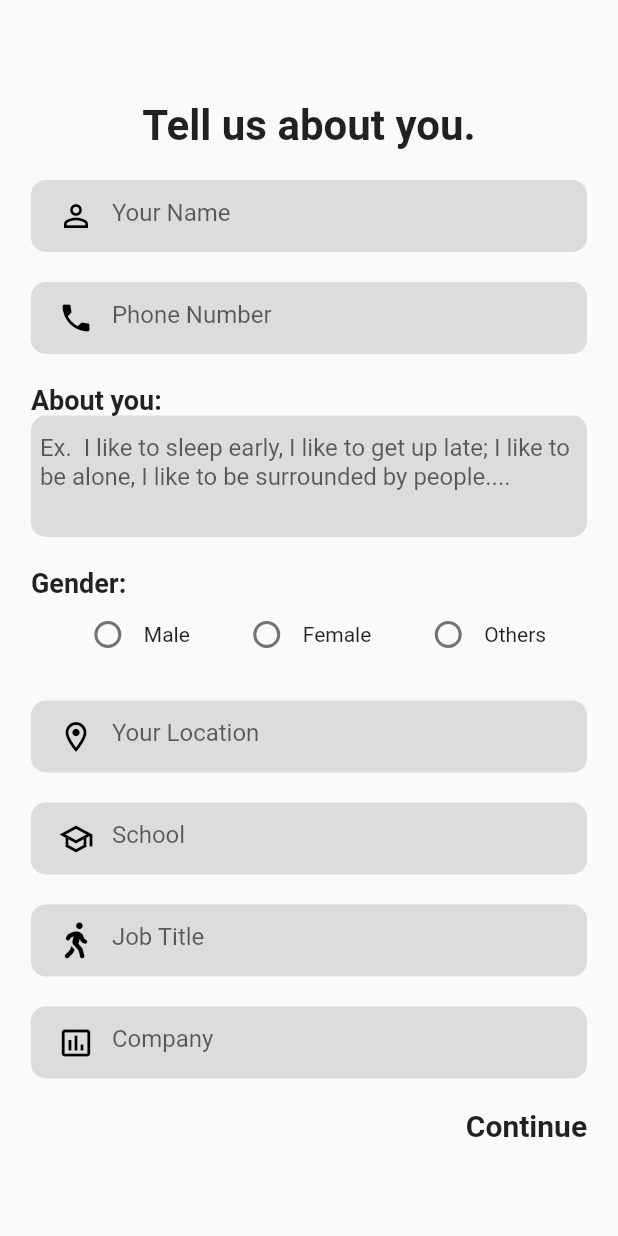
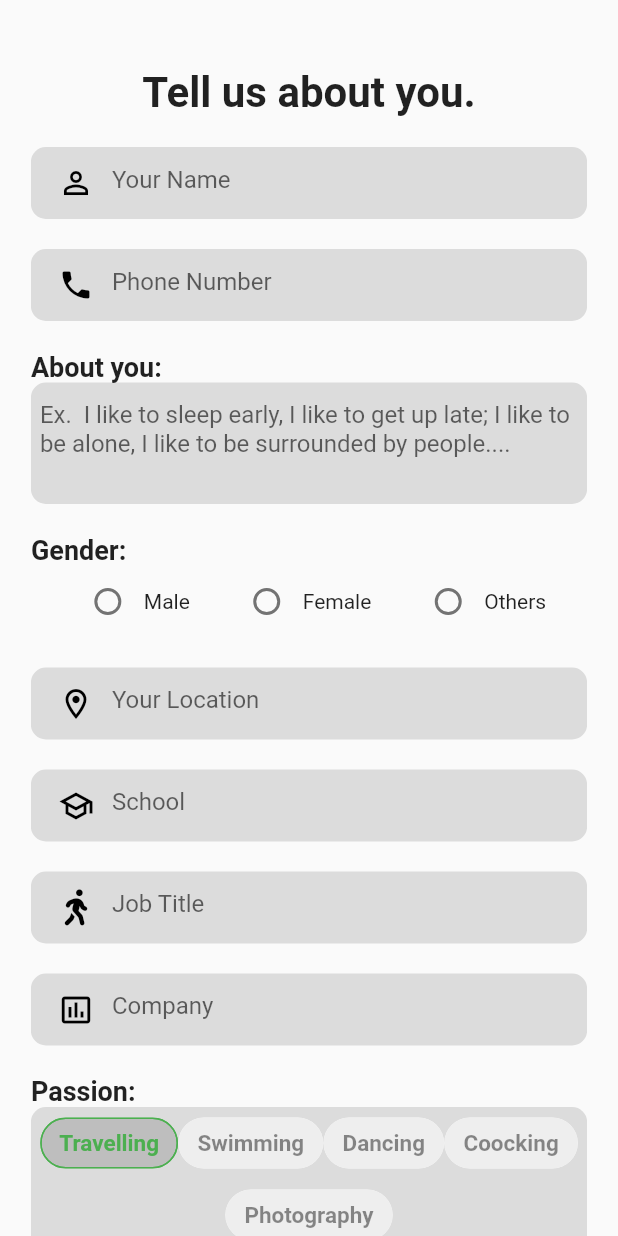
Before and after one commit to sunanda35/saranghae, a Flutter app: the LogInPage screen opened by its route, after a tap on "Continue with PHONE", on a phone screen of 412 x 824 dp. Run offline on Flutter 3.47's test engine with Material 2 defaults, Android fonts, the phone set to English and light mode, and no system bars; our stand-ins replace font_awesome_flutter.

Commit message:
added passion widget to profile register

```diff
--- a/lib/main.dart
+++ b/lib/main.dart
@@ -18,7 +18,7 @@ class MyApp extends StatelessWidget {
       theme: ThemeData(
         primaryColor: Color(0xFFf8f8ff),
       ),
-      initialRoute: 'profilePhotoRegister', //sunanda
+      initialRoute: 'profileRegister', //sunanda
       // initialRoute: 'profilePage', //shubankar
       routes: {
         'login': (context) => LogInPage(),
--- a/lib/pages/login/login_register.dart
+++ b/lib/pages/login/login_register.dart
@@ -1,6 +1,7 @@
 import 'package:flutter/material.dart';
-// import 'package:flutter/services.dart';
 import 'package:font_awesome_flutter/font_awesome_flutter.dart';
+import 'package:saranghae/reusable/passion_data.dart';
+import 'dart:core';
 
 class LoginProfileRegister extends StatefulWidget {
   const LoginProfileRegister({Key? key}) : super(key: key);
@@ -20,17 +21,43 @@ class _LoginProfileRegisterState extends State<LoginProfileRegister> {
   final _schoolController = TextEditingController();
   final _locationController = TextEditingController();
   Gender? sex = Gender.none;
-  // List<dynamic> sexOriantation = [];
 
-  // Map<String, bool> hobbies = {
-  //   'One': false,
-  //   'Two': false,
-  //   'Three': false,
-  //   'Four': false,
-  //   'Five': false,
-  //   'Six': false,
-  //   'Seven': false,
-  // };
+  List<Color> alternativeColor = [
+    Colors.green,
+    Colors.blue,
+    Colors.pink,
+    Colors.black,
+    Colors.yellow,
+    Colors.amber
+  ];
+  List<Map> hobbies = [
+    {
+      "hobby": "Travelling",
+      "isChecked": true,
+    },
+    {
+      "hobby": "Swimming",
+      "isChecked": false,
+    },
+    {
+      "hobby": "Dancing",
+      "isChecked": false,
+    },
+    {
+      "hobby": "Coocking",
+      "isChecked": false,
+    },
+    {
+      "hobby": "Photography",
+      "isChecked": false,
+    }
+  ];
+
+  void pUpdate(value, index) {
+    setState(() {
+      hobbies[index]['isChecked'] = value;
+    });
+  }
 
   @override
   void dispose() {
@@ -298,6 +325,33 @@ class _LoginProfileRegisterState extends State<LoginProfileRegister> {
                       height: 20,
                     ),
                     Text(
+                      "Passion:",
+                      style: TextStyle(
+                        fontSize: 18,
+                        fontWeight: FontWeight.bold,
+                      ),
+                    ),
+                    Container(
+                      padding: EdgeInsets.only(left: 6, right: 6),
+                      decoration: BoxDecoration(
+                        color: Colors.black12,
+                        borderRadius: BorderRadius.circular(10),
+                      ),
+                      child: Wrap(
+                        direction: Axis.horizontal,
+                        alignment: WrapAlignment.spaceEvenly,
+                        children: hobbies
+                            .map((e) => PassionChoice(Key(e['hobby']), (val) {
+                                  pUpdate(val, hobbies.indexOf(e));
+                                }, e['isChecked'], e['hobby'],
+                                    alternativeColor[hobbies.indexOf(e)]))
+                            .toList(),
+                      ),
+                    ),
+                    SizedBox(
+                      height: 20,
+                    ),
+                    Text(
                       "Continue",
                       textAlign: TextAlign.right,
                       style: TextStyle(
--- /dev/null
+++ b/lib/reusable/passion_data.dart
@@ -0,0 +1,38 @@
+import 'package:flutter/material.dart';
+
+typedef void PassionCallBack(bool val);
+
+class PassionChoice extends StatelessWidget {
+  final PassionCallBack onPassionChanged;
+  PassionChoice(
+      Key? key, this.onPassionChanged, this.selected, this.hobby, this.color);
+  final bool selected;
+  final Color color;
+  final String hobby;
+
+  @override
+  Widget build(BuildContext context) {
+    return ChoiceChip(
+      label: Text(hobby),
+      labelStyle: TextStyle(
+        color: selected ? color : Colors.black45,
+        fontSize: 15,
+        fontWeight: FontWeight.bold,
+      ),
+      side: BorderSide(
+        color: selected ? color : Colors.transparent,
+        width: 1,
+      ),
+      shape: RoundedRectangleBorder(
+        borderRadius: BorderRadius.circular(30),
+      ),
+      selectedShadowColor: color,
+      backgroundColor: selected ? color : Colors.grey[200],
+      pressElevation: 30.0,
+      selected: selected,
+      onSelected: (value) {
+        onPassionChanged(value);
+      },
+    );
+  }
+}
```
